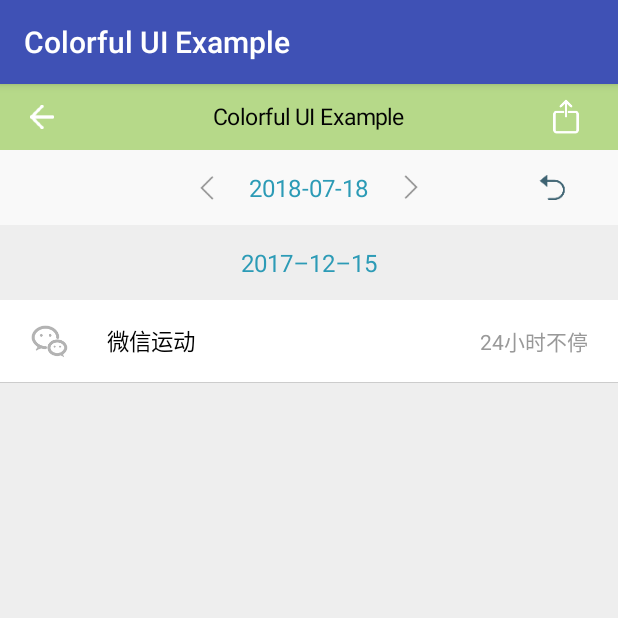
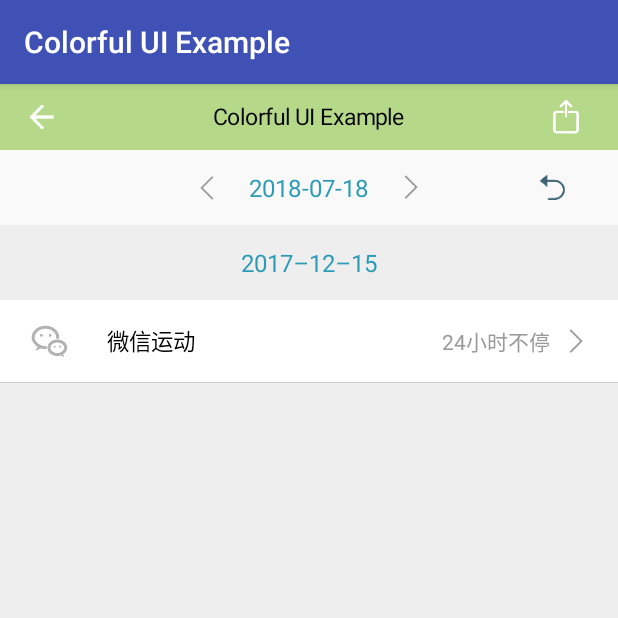
Before and after one commit to jxr202/colorful-ui, an Android app: the screen it shows after launch (MainActivity), on a phone screen of 412 x 824 dp, the top half of it. Run offline under Robolectric (Android 15) with nearby library versions, the phone set to English and light mode, and no system bars.

Commit message:
【Jiang】：修复文字过长导致的显示不全

```diff
--- a/colorful-ui-example/src/main/res/layout/activity_main.xml
+++ b/colorful-ui-example/src/main/res/layout/activity_main.xml
@@ -55,9 +55,10 @@
         jxr202:mLeftTitleTextColor="#010101"
         jxr202:mLeftTitleTextSize="15sp"
         jxr202:mRightImage="@drawable/ic_item_more"
-        jxr202:mRightImageVisibility="gone"
+        jxr202:mRightImageVisibility="visible"
         jxr202:mRightText="24小时不停"
         jxr202:mRightTextColor="#999999"
-        jxr202:mRightTextSize="14sp" />
+        jxr202:mRightTextSize="14sp"
+        jxr202:mRightTextVisibility="visible"/>
 
 </LinearLayout>
--- a/colorful-ui/src/main/java/com/jxr202/colorful_ui/ItemView.java
+++ b/colorful-ui/src/main/java/com/jxr202/colorful_ui/ItemView.java
@@ -26,9 +26,9 @@ public class ItemView extends RelativeLayout {
 
     private Context mContext;
     private int mLeftIconId;
+    private int mLeftTitleId;
     private int mRightIconId;
     private int mRightIconVisibility;
-    private int mLeftTitleWidth;
 
     public ItemView(Context context, AttributeSet attrs) {
         super(context, attrs);
@@ -55,8 +55,8 @@ public class ItemView extends RelativeLayout {
         mLeftIcon.setImageDrawable(array.getDrawable(R.styleable.ItemView_mLeftImage));
         mLeftIcon.setVisibility(array.getInteger(R.styleable.ItemView_mLeftImageVisibility, VISIBLE));
 
-        mLeftTitleWidth = dp2px(array.getDimension(R.styleable.ItemView_mLeftTitleWidth, 200));
-        mLeftTitle.setId(array.getResourceId(R.styleable.ItemView_mLeftTitleId, R.id.leftTextId));
+        mLeftTitleId = array.getResourceId(R.styleable.ItemView_mLeftTitleId, R.id.leftTextId);
+        mLeftTitle.setId(mLeftTitleId);
         mLeftTitle.setText(array.getString(R.styleable.ItemView_mLeftTitleText));
         mLeftTitle.setTextSize(px2dip(array.getDimension(R.styleable.ItemView_mLeftTitleTextSize, 15)));
         mLeftTitle.setTextColor(array.getColor(R.styleable.ItemView_mLeftTitleTextColor, 0xff010101));
@@ -71,7 +71,7 @@ public class ItemView extends RelativeLayout {
         mRightIcon.setImageDrawable(array.getDrawable(R.styleable.ItemView_mRightImage));
         mRightIcon.setVisibility(mRightIconVisibility);
 
-        mRightSummary.setId(array.getResourceId(R.styleable.ItemView_mRightTextId, R.id.leftTextId));
+        mRightSummary.setId(array.getResourceId(R.styleable.ItemView_mRightTextId, R.id.rightTextId));
         mRightSummary.setText(array.getString(R.styleable.ItemView_mRightText));
         mRightSummary.setTextSize(px2dip(array.getDimension(R.styleable.ItemView_mRightTextSize, 15)));
         mRightSummary.setTextColor(array.getColor(R.styleable.ItemView_mRightTextColor, 0xff999999));
@@ -86,9 +86,9 @@ public class ItemView extends RelativeLayout {
 
     private void initView() {
         RelativeLayout.LayoutParams leftIconParams = new RelativeLayout.LayoutParams(ViewGroup.LayoutParams.WRAP_CONTENT, ViewGroup.LayoutParams.WRAP_CONTENT);
-        RelativeLayout.LayoutParams leftTitleParams = new RelativeLayout.LayoutParams(mLeftTitleWidth, ViewGroup.LayoutParams.WRAP_CONTENT);
+        RelativeLayout.LayoutParams leftTitleParams = new RelativeLayout.LayoutParams(ViewGroup.LayoutParams.WRAP_CONTENT, ViewGroup.LayoutParams.WRAP_CONTENT);
         RelativeLayout.LayoutParams rightIconParams = new RelativeLayout.LayoutParams(ViewGroup.LayoutParams.WRAP_CONTENT, ViewGroup.LayoutParams.WRAP_CONTENT);
-        RelativeLayout.LayoutParams rightTextParams = new RelativeLayout.LayoutParams(dp2px(80), ViewGroup.LayoutParams.WRAP_CONTENT);
+        RelativeLayout.LayoutParams rightTextParams = new RelativeLayout.LayoutParams(ViewGroup.LayoutParams.MATCH_PARENT, ViewGroup.LayoutParams.WRAP_CONTENT);
         LayoutParams bottomLineParams = new LayoutParams(ViewGroup.LayoutParams.MATCH_PARENT, 1);
 
         leftIconParams.addRule(CENTER_VERTICAL);
@@ -104,6 +104,7 @@ public class ItemView extends RelativeLayout {
         rightIconParams.setMarginEnd(dp2px(10));
 
         rightTextParams.addRule(CENTER_VERTICAL);
+        rightTextParams.addRule(END_OF, mLeftTitleId);
         if (mRightIconVisibility == VISIBLE) {
             rightTextParams.addRule(START_OF, mRightIconId);
         } else {
--- a/colorful-ui/src/main/res/values/ids.xml
+++ b/colorful-ui/src/main/res/values/ids.xml
@@ -3,5 +3,6 @@
     <item name="date_title" type="id"/>
     <item name="leftIconId" type="id"/>
     <item name="leftTextId" type="id"/>
+    <item name="rightTextId" type="id"/>
     <item name="rightIconId" type="id"/>
 </resources>
```
